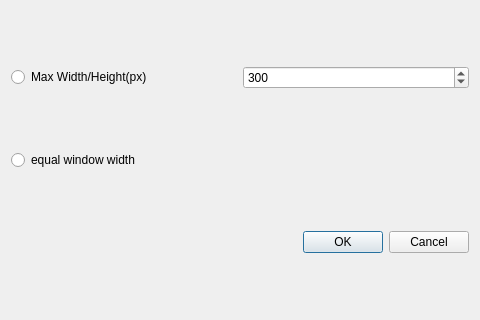
First picture: the form in prerefrence.ui, repository antipro/DiskExplorer, before the edit.
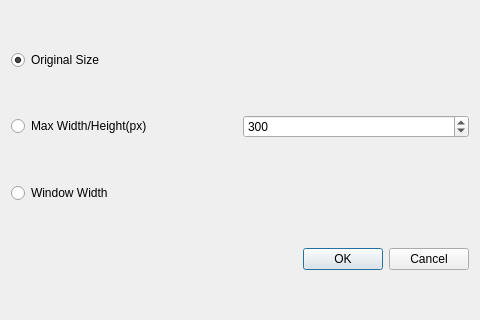
Second picture: the form after the edit.

Commit message: 修改界面

```diff
--- a/prerefrence.ui
+++ b/prerefrence.ui
@@ -17,7 +17,21 @@
    <item>
     <layout class="QHBoxLayout" name="horizontalLayout">
      <item>
-      <widget class="QRadioButton" name="radioButton">
+      <widget class="QRadioButton" name="radio1">
+       <property name="text">
+        <string>Original Size</string>
+       </property>
+       <property name="checked">
+        <bool>true</bool>
+       </property>
+      </widget>
+     </item>
+    </layout>
+   </item>
+   <item>
+    <layout class="QHBoxLayout" name="horizontalLayout_2">
+     <item>
+      <widget class="QRadioButton" name="radio2">
        <property name="text">
         <string>Max Width/Height(px)</string>
        </property>
@@ -36,11 +50,11 @@
     </layout>
    </item>
    <item>
-    <layout class="QHBoxLayout" name="horizontalLayout_2">
+    <layout class="QHBoxLayout" name="horizontalLayout_3">
      <item>
-      <widget class="QRadioButton" name="radioButton_2">
+      <widget class="QRadioButton" name="radio3">
        <property name="text">
-        <string>equal window width</string>
+        <string>Window Width</string>
        </property>
       </widget>
      </item>
```
Left out of the diff: 2 changed lines with no effect on the pictures. The commit also changes 1 other file.
